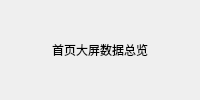
pot-oie/SmartHome, file ui/homewidget.ui: the form before one commit.
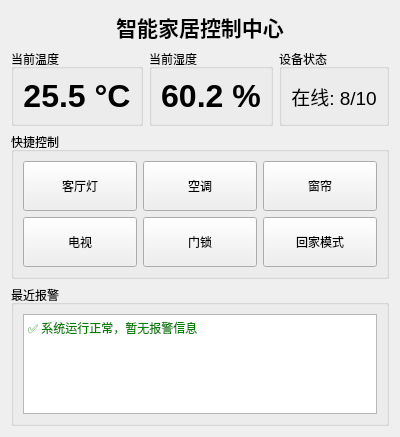
The form after the commit.

Diff of the .ui file:
```diff
--- a/ui/homewidget.ui
+++ b/ui/homewidget.ui
@@ -3,7 +3,116 @@
  <class>HomeWidget</class>
  <widget class="QWidget" name="HomeWidget">
   <layout class="QVBoxLayout" name="verticalLayout">
-   <item><widget class="QLabel" name="label"><property name="text"><string>首页大屏数据总览</string></property><property name="alignment"><set>Qt::AlignCenter</set></property></widget></item>
+   <item>
+    <widget class="QLabel" name="label_title">
+     <property name="text"><string>智能家居控制中心</string></property>
+     <property name="alignment"><set>Qt::AlignCenter</set></property>
+     <property name="font"><font><pointsize>16</pointsize><weight>75</weight><bold>true</bold></font></property>
+    </widget>
+   </item>
+   <item>
+    <layout class="QHBoxLayout" name="horizontalLayout_env">
+     <item>
+      <widget class="QGroupBox" name="groupBox_temp">
+       <property name="title"><string>当前温度</string></property>
+       <layout class="QVBoxLayout" name="verticalLayout_temp">
+        <item>
+         <widget class="QLabel" name="label_temperature">
+          <property name="text"><string>25.5 °C</string></property>
+          <property name="alignment"><set>Qt::AlignCenter</set></property>
+          <property name="font"><font><pointsize>24</pointsize><weight>75</weight><bold>true</bold></font></property>
+         </widget>
+        </item>
+       </layout>
+      </widget>
+     </item>
+     <item>
+      <widget class="QGroupBox" name="groupBox_humidity">
+       <property name="title"><string>当前湿度</string></property>
+       <layout class="QVBoxLayout" name="verticalLayout_humidity">
+        <item>
+         <widget class="QLabel" name="label_humidity">
+          <property name="text"><string>60.2 %</string></property>
+          <property name="alignment"><set>Qt::AlignCenter</set></property>
+          <property name="font"><font><pointsize>24</pointsize><weight>75</weight><bold>true</bold></font></property>
+         </widget>
+        </item>
+       </layout>
+      </widget>
+     </item>
+     <item>
+      <widget class="QGroupBox" name="groupBox_devices">
+       <property name="title"><string>设备状态</string></property>
+       <layout class="QVBoxLayout" name="verticalLayout_devices">
+        <item>
+         <widget class="QLabel" name="label_deviceCount">
+          <property name="text"><string>在线: 8/10</string></property>
+          <property name="alignment"><set>Qt::AlignCenter</set></property>
+          <property name="font"><font><pointsize>14</pointsize></font></property>
+         </widget>
+        </item>
+       </layout>
+      </widget>
+     </item>
+    </layout>
+   </item>
+   <item>
+    <widget class="QGroupBox" name="groupBox_quickControl">
+     <property name="title"><string>快捷控制</string></property>
+     <layout class="QGridLayout" name="gridLayout_quick">
+      <item row="0" column="0">
+       <widget class="QPushButton" name="btnQuickLight">
+        <property name="text"><string>客厅灯</string></property>
+        <property name="minimumSize"><size><width>0</width><height>50</height></size></property>
+       </widget>
+      </item>
+      <item row="0" column="1">
+       <widget class="QPushButton" name="btnQuickAC">
+        <property name="text"><string>空调</string></property>
+        <property name="minimumSize"><size><width>0</width><height>50</height></size></property>
+       </widget>
+      </item>
+      <item row="0" column="2">
+       <widget class="QPushButton" name="btnQuickCurtain">
+        <property name="text"><string>窗帘</string></property>
+        <property name="minimumSize"><size><width>0</width><height>50</height></size></property>
+       </widget>
+      </item>
+      <item row="1" column="0">
+       <widget class="QPushButton" name="btnQuickTV">
+        <property name="text"><string>电视</string></property>
+        <property name="minimumSize"><size><width>0</width><height>50</height></size></property>
+       </widget>
+      </item>
+      <item row="1" column="1">
+       <widget class="QPushButton" name="btnQuickDoor">
+        <property name="text"><string>门锁</string></property>
+        <property name="minimumSize"><size><width>0</width><height>50</height></size></property>
+       </widget>
+      </item>
+      <item row="1" column="2">
+       <widget class="QPushButton" name="btnGoHome">
+        <property name="text"><string>回家模式</string></property>
+        <property name="minimumSize"><size><width>0</width><height>50</height></size></property>
+       </widget>
+      </item>
+     </layout>
+    </widget>
+   </item>
+   <item>
+    <widget class="QGroupBox" name="groupBox_alarm">
+     <property name="title"><string>最近报警</string></property>
+     <layout class="QVBoxLayout" name="verticalLayout_alarm">
+      <item>
+       <widget class="QTextEdit" name="textEdit_alarmLog">
+        <property name="maximumSize"><size><width>16777215</width><height>100</height></size></property>
+        <property name="readOnly"><bool>true</bool></property>
+        <property name="html"><string>&lt;!DOCTYPE HTML&gt;&lt;html&gt;&lt;body&gt;&lt;p style="color:green;"&gt;✅ 系统运行正常，暂无报警信息&lt;/p&gt;&lt;/body&gt;&lt;/html&gt;</string></property>
+       </widget>
+      </item>
+     </layout>
+    </widget>
+   </item>
   </layout>
  </widget>
  <resources/><connections/>
```
